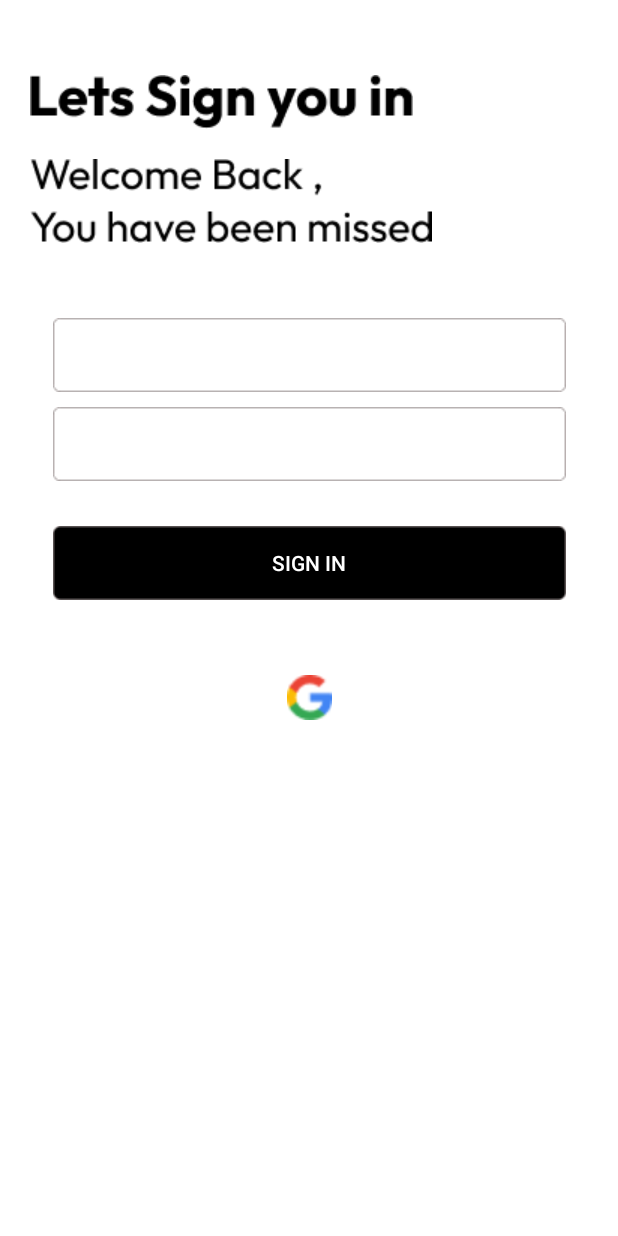
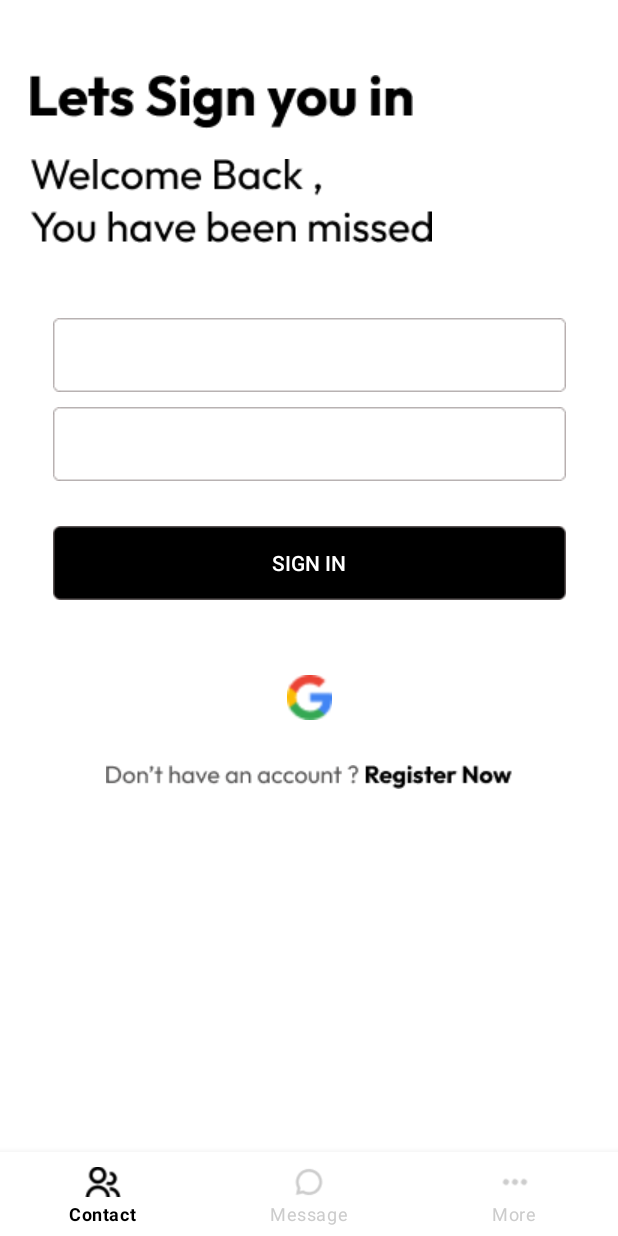
Before and after one commit to ydjvchslf/chatting, an Android app: the screen it shows after launch (MainActivity), on a phone screen of 412 x 824 dp. Run offline under Robolectric (Android 15) with nearby library versions, the phone set to English and light mode, and no system bars; our stand-ins replace data binding.

Commit message:
BottomNavi 적용

```diff
--- a/app/src/main/java/com/mia/chatting/MainActivity.kt
+++ b/app/src/main/java/com/mia/chatting/MainActivity.kt
@@ -3,11 +3,25 @@ package com.mia.chatting
 import androidx.appcompat.app.AppCompatActivity
 import android.os.Bundle
 import androidx.appcompat.app.AppCompatDelegate
+import androidx.navigation.NavController
+import androidx.navigation.Navigation
+import com.mia.chatting.databinding.ActivityMainBinding
+import com.mia.chatting.util.DebugLog
 
 class MainActivity : AppCompatActivity() {
+
+    private val logTag = MainActivity::class.simpleName ?: ""
+    private lateinit var binding: ActivityMainBinding
+
+    private lateinit var navController: NavController
+
     override fun onCreate(savedInstanceState: Bundle?) {
         super.onCreate(savedInstanceState)
-        setContentView(R.layout.activity_main)
+        DebugLog.d(logTag, "onCreate-()")
+        binding = ActivityMainBinding.inflate(layoutInflater)
+        setContentView(binding.root)
         AppCompatDelegate.setDefaultNightMode(AppCompatDelegate.MODE_NIGHT_NO) // 다크모드 비활성화
+
+        navController = Navigation.findNavController(this, R.id.nav_host)
     }
 }
--- /dev/null
+++ b/app/src/main/java/com/mia/chatting/login/LoginFragment.kt
@@ -0,0 +1,32 @@
+package com.mia.chatting.login
+
+import android.os.Bundle
+import android.view.LayoutInflater
+import android.view.View
+import android.view.ViewGroup
+import androidx.databinding.DataBindingUtil
+import androidx.fragment.app.Fragment
+import androidx.fragment.app.activityViewModels
+import com.mia.chatting.R
+import com.mia.chatting.databinding.FragmentLoginBinding
+
+class LoginFragment : Fragment() {
+
+    private val logTag = LoginFragment::class.simpleName
+    private lateinit var binding: FragmentLoginBinding
+    private val loginViewModel: LoginViewModel by activityViewModels()
+
+    override fun onCreateView(
+        inflater: LayoutInflater,
+        container: ViewGroup?,
+        savedInstanceState: Bundle?
+    ): View {
+        binding = DataBindingUtil.inflate(inflater, R.layout.fragment_login, container, false)
+        with(binding) {
+            viewModel = loginViewModel
+            lifecycleOwner = viewLifecycleOwner
+        }
+        return binding.root
+    }
+
+}
--- /dev/null
+++ b/app/src/main/java/com/mia/chatting/login/LoginViewModel.kt
@@ -0,0 +1,14 @@
+package com.mia.chatting.login
+
+import androidx.lifecycle.ViewModel
+import com.mia.chatting.util.DebugLog
+
+class LoginViewModel: ViewModel() {
+
+    private val logTag = LoginViewModel::class.simpleName
+
+    init {
+        DebugLog.i(logTag, "init-()")
+    }
+
+}
--- /dev/null
+++ b/app/src/main/res/color/bottom_navigation_item_selector.xml
@@ -0,0 +1,5 @@
+<?xml version="1.0" encoding="utf-8"?>
+<selector xmlns:android="http://schemas.android.com/apk/res/android">
+    <item android:color="#000000" android:state_checked="true" />
+    <item android:color="#CCCCCC" android:state_checked="false" />
+</selector>
--- a/app/src/main/res/layout/activity_main.xml
+++ b/app/src/main/res/layout/activity_main.xml
@@ -1,71 +1,35 @@
 <?xml version="1.0" encoding="utf-8"?>
-<androidx.constraintlayout.widget.ConstraintLayout xmlns:android="http://schemas.android.com/apk/res/android"
+<androidx.constraintlayout.widget.ConstraintLayout
+    xmlns:android="http://schemas.android.com/apk/res/android"
     xmlns:app="http://schemas.android.com/apk/res-auto"
     xmlns:tools="http://schemas.android.com/tools"
     android:layout_width="match_parent"
     android:layout_height="match_parent"
     tools:context=".MainActivity">
 
-    <ImageView
-        android:id="@+id/text1"
-        android:layout_width="wrap_content"
-        android:layout_height="wrap_content"
+    <fragment
+        android:id="@+id/nav_host"
+        android:name="androidx.navigation.fragment.NavHostFragment"
+        android:layout_width="match_parent"
+        android:layout_height="0dp"
         app:layout_constraintTop_toTopOf="parent"
         app:layout_constraintStart_toStartOf="parent"
-        android:layout_marginStart="20dp"
-        android:layout_marginTop="50dp"
-        android:src="@drawable/login_text_1" />
+        app:layout_constraintEnd_toEndOf="parent"
+        app:layout_constraintBottom_toTopOf="@id/bottom_nav"
+        app:defaultNavHost="true"
+        app:navGraph="@navigation/nav_graph" />
 
-    <ImageView
-        android:id="@+id/text2"
-        android:layout_width="wrap_content"
+    <com.google.android.material.bottomnavigation.BottomNavigationView
+        android:id="@+id/bottom_nav"
+        android:layout_width="match_parent"
         android:layout_height="wrap_content"
-        android:layout_marginStart="20dp"
-        android:layout_marginTop="20dp"
-        app:layout_constraintTop_toBottomOf="@id/text1"
-        app:layout_constraintStart_toStartOf="parent"
-        android:src="@drawable/login_text_2" />
-
-    <EditText
-        android:id="@+id/input_email"
-        android:layout_width="wrap_content"
-        android:layout_height="wrap_content"
-        android:layout_marginTop="50dp"
-        app:layout_constraintTop_toBottomOf="@id/text2"
+        app:menu="@menu/bottom_nav_menu"
+        app:labelVisibilityMode="labeled"
+        app:itemTextColor="@color/bottom_navigation_item_selector"
+        app:itemIconTint="@color/bottom_navigation_item_selector"
         app:layout_constraintStart_toStartOf="parent"
         app:layout_constraintEnd_toEndOf="parent"
-        android:background="@drawable/rec_grey_stoke" />
-
-    <EditText
-        android:id="@+id/input_pw"
-        android:layout_width="wrap_content"
-        android:layout_height="wrap_content"
-        android:layout_marginTop="10dp"
-        app:layout_constraintTop_toBottomOf="@id/input_email"
-        app:layout_constraintStart_toStartOf="parent"
-        app:layout_constraintEnd_toEndOf="parent"
-        android:background="@drawable/rec_grey_stoke" />
-
-    <androidx.appcompat.widget.AppCompatButton
-        android:id="@+id/signIn_btn"
-        android:layout_width="wrap_content"
-        android:layout_height="wrap_content"
-        android:layout_marginTop="30dp"
-        app:layout_constraintTop_toBottomOf="@id/input_pw"
-        app:layout_constraintStart_toStartOf="parent"
-        app:layout_constraintEnd_toEndOf="parent"
-        android:text="sign in"
-        android:textColor="@color/white"
-        android:background="@drawable/rec_black_filled" />
-
-    <androidx.appcompat.widget.AppCompatButton
-        android:id="@+id/google_btn"
-        android:layout_width="30dp"
-        android:layout_height="30dp"
-        android:background="@drawable/ic_google_logo"
-        app:layout_constraintTop_toBottomOf="@id/signIn_btn"
-        android:layout_marginTop="50dp"
-        app:layout_constraintStart_toStartOf="parent"
-        app:layout_constraintEnd_toEndOf="parent"/>
+        app:layout_constraintBottom_toBottomOf="parent"
+        app:layout_constraintTop_toBottomOf="@id/nav_host"/>
 
 </androidx.constraintlayout.widget.ConstraintLayout>
--- /dev/null
+++ b/app/src/main/res/layout/fragment_login.xml
@@ -0,0 +1,90 @@
+<?xml version="1.0" encoding="utf-8"?>
+<layout
+    xmlns:android="http://schemas.android.com/apk/res/android"
+    xmlns:app="http://schemas.android.com/apk/res-auto">
+
+    <data>
+        <variable
+            name="viewModel"
+            type="com.mia.chatting.login.LoginViewModel" />
+    </data>
+
+    <androidx.constraintlayout.widget.ConstraintLayout
+        android:layout_width="match_parent"
+        android:layout_height="match_parent">
+
+        <ImageView
+            android:id="@+id/text1"
+            android:layout_width="wrap_content"
+            android:layout_height="wrap_content"
+            android:layout_marginStart="20dp"
+            android:layout_marginTop="50dp"
+            android:src="@drawable/login_text_1"
+            app:layout_constraintStart_toStartOf="parent"
+            app:layout_constraintTop_toTopOf="parent" />
+
+        <ImageView
+            android:id="@+id/text2"
+            android:layout_width="wrap_content"
+            android:layout_height="wrap_content"
+            android:layout_marginStart="20dp"
+            android:layout_marginTop="20dp"
+            android:src="@drawable/login_text_2"
+            app:layout_constraintStart_toStartOf="parent"
+            app:layout_constraintTop_toBottomOf="@id/text1" />
+
+        <EditText
+            android:id="@+id/input_email"
+            android:layout_width="wrap_content"
+            android:layout_height="wrap_content"
+            android:layout_marginTop="50dp"
+            android:background="@drawable/rec_grey_stoke"
+            app:layout_constraintEnd_toEndOf="parent"
+            app:layout_constraintStart_toStartOf="parent"
+            app:layout_constraintTop_toBottomOf="@id/text2" />
+
+        <EditText
+            android:id="@+id/input_pw"
+            android:layout_width="wrap_content"
+            android:layout_height="wrap_content"
+            android:layout_marginTop="10dp"
+            android:background="@drawable/rec_grey_stoke"
+            app:layout_constraintEnd_toEndOf="parent"
+            app:layout_constraintStart_toStartOf="parent"
+            app:layout_constraintTop_toBottomOf="@id/input_email" />
+
+        <androidx.appcompat.widget.AppCompatButton
+            android:id="@+id/signIn_btn"
+            android:layout_width="wrap_content"
+            android:layout_height="wrap_content"
+            android:layout_marginTop="30dp"
+            android:background="@drawable/rec_black_filled"
+            android:text="sign in"
+            android:textColor="@color/white"
+            app:layout_constraintEnd_toEndOf="parent"
+            app:layout_constraintStart_toStartOf="parent"
+            app:layout_constraintTop_toBottomOf="@id/input_pw" />
+
+        <androidx.appcompat.widget.AppCompatButton
+            android:id="@+id/google_btn"
+            android:layout_width="30dp"
+            android:layout_height="30dp"
+            android:layout_marginTop="50dp"
+            android:background="@drawable/ic_google_logo"
+            app:layout_constraintEnd_toEndOf="parent"
+            app:layout_constraintStart_toStartOf="parent"
+            app:layout_constraintTop_toBottomOf="@id/signIn_btn" />
+
+        <ImageView
+            android:id="@+id/register_btn"
+            android:layout_width="wrap_content"
+            android:layout_height="wrap_content"
+            android:src="@drawable/ic_register"
+            android:layout_marginTop="30dp"
+            app:layout_constraintTop_toBottomOf="@id/google_btn"
+            app:layout_constraintStart_toStartOf="parent"
+            app:layout_constraintEnd_toEndOf="parent" />
+
+    </androidx.constraintlayout.widget.ConstraintLayout>
+
+</layout>
--- /dev/null
+++ b/app/src/main/res/menu/bottom_nav_menu.xml
@@ -0,0 +1,24 @@
+<?xml version="1.0" encoding="utf-8"?>
+<menu xmlns:tools="http://schemas.android.com/tools"
+    xmlns:android="http://schemas.android.com/apk/res/android"
+    xmlns:app="http://schemas.android.com/apk/res-auto">
+
+    <item
+        android:id="@+id/listFragment"
+        android:title="Contact"
+        android:icon="@drawable/ic_contact"
+        app:showAsAction="ifRoom" />
+
+    <item
+        android:id="@+id/bleFragment"
+        android:title="Message"
+        android:icon="@drawable/ic_message"
+        app:showAsAction="always" />
+
+    <item
+        android:id="@+id/homeFragment"
+        android:title="More"
+        android:icon="@drawable/ic_more"
+        app:showAsAction="always" />
+
+</menu>
--- /dev/null
+++ b/app/src/main/res/navigation/nav_graph.xml
@@ -0,0 +1,16 @@
+<?xml version="1.0" encoding="utf-8"?>
+<navigation
+    xmlns:android="http://schemas.android.com/apk/res/android"
+    xmlns:app="http://schemas.android.com/apk/res-auto"
+    xmlns:tools="http://schemas.android.com/tools"
+    android:id="@+id/nav_graph"
+    app:startDestination="@id/loginFragment">
+
+    <fragment
+        android:id="@+id/loginFragment"
+        android:name="com.mia.chatting.login.LoginFragment"
+        android:label="LoginFragment"
+        tools:layout="@layout/fragment_login" >
+    </fragment>
+
+</navigation>
```
Also changed, not shown: app/src/main/java/com/mia/chatting/util/BleDebugLog.kt (added, +164 -0 lines), app/src/main/res/drawable/ic_login.png (added), app/src/main/res/drawable/ic_register.png (added).
